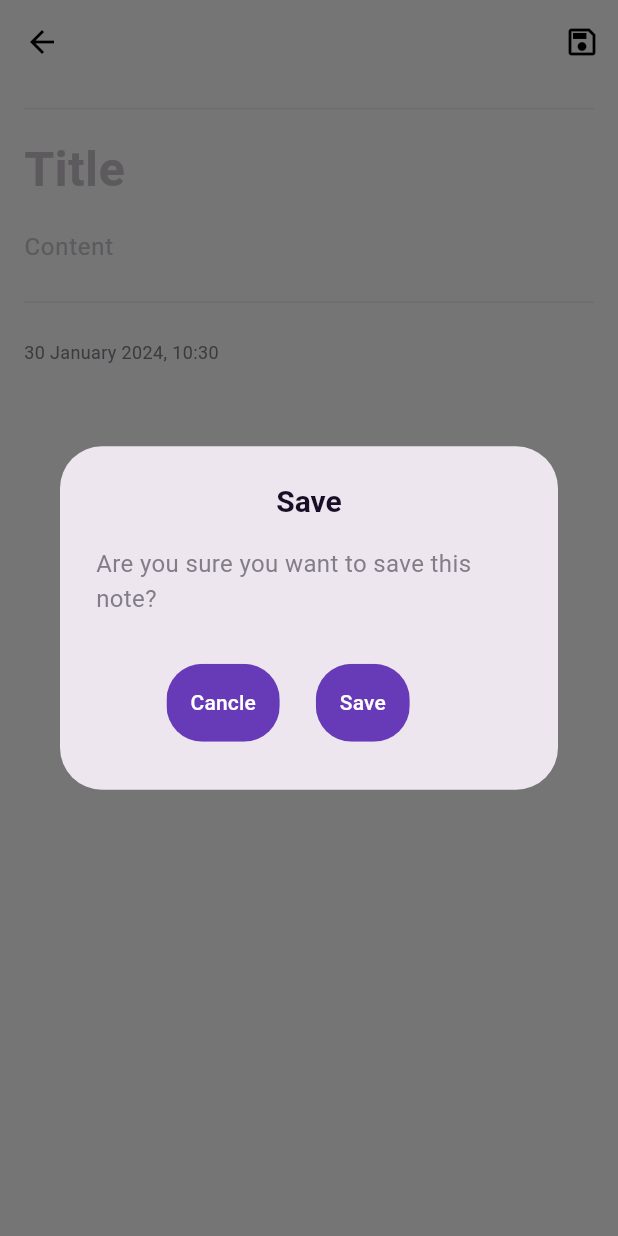
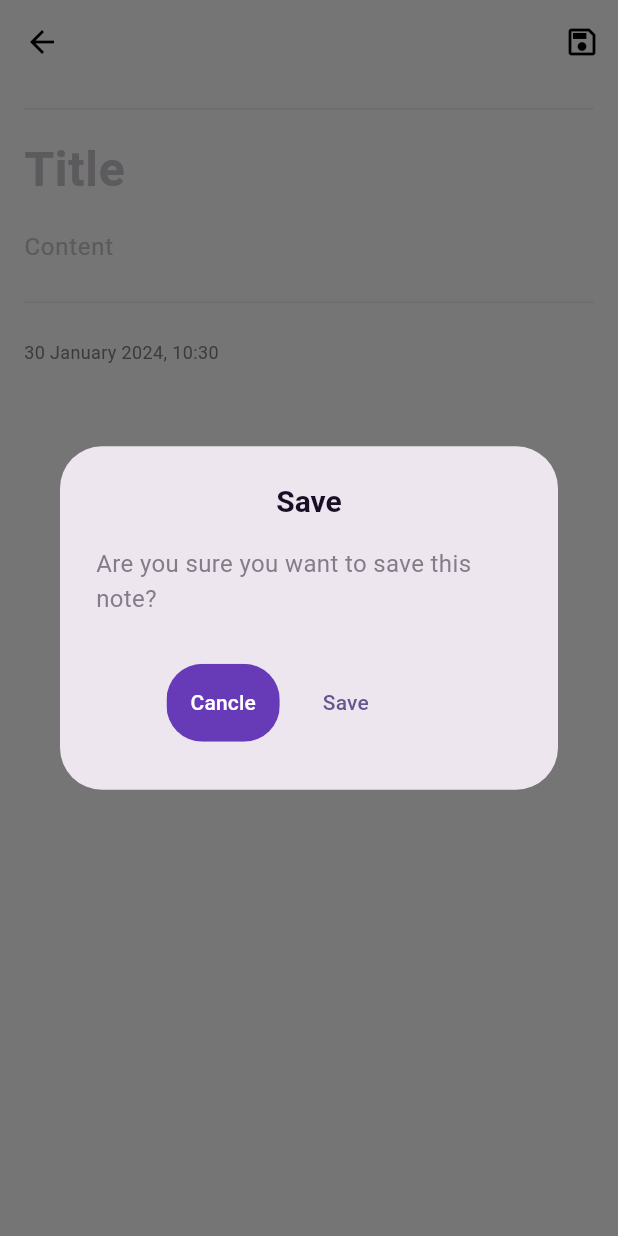
Before and after one commit to Marshandafitririyani/notes_flutter, a Flutter app: the AddScreen screen opened directly, after a tap on the "save" icon, on a phone screen of 412 x 824 dp. Run offline on Flutter 3.47's test engine with Material 3 defaults, Android fonts, the phone set to English and light mode, and no system bars; our stand-ins replace floor, get, sqflite; accounts and stored records are empty; generated files the repository leaves out were written again.

Commit message:
addScreenViewModel

```diff
--- a/lib/core/data/local/floor/note/note.dart
+++ b/lib/core/data/local/floor/note/note.dart
@@ -10,7 +10,7 @@ class Note {
   String content;
   String date;
 
-  Note(this.photo, this.title, this.content, this.date);
+  Note(this.id, this.photo, this.title, this.content, this.date);
 
   String dateTimeFormated() {
     // DateTime.fromMillisecondsSinceEpoch(0)
--- a/lib/core/di/app_module.dart
+++ b/lib/core/di/app_module.dart
@@ -10,15 +10,14 @@ class AppModule {
     Get.lazyPut(() => Get.find<AppDatabase>().noteDao);
     //lazyput dibuat ketika dipanggil (getfind)
 
-
-
     final noteSample = Note(
+        9,
         'images/img_logo_home.png',
         'Create First Android App',
         'Create a mobile app UI Kit that provide a basic notes functionality but with some improvement.',
         '2024-01-14 12:23:08');
 
-    Get.put(()=> noteSample);
+    Get.put(() => noteSample);
     // put dibuat disini sudah ada
   }
 }
--- a/lib/ui/add/add_screen.dart
+++ b/lib/ui/add/add_screen.dart
@@ -1,8 +1,11 @@
 import 'package:flutter/material.dart';
+import 'package:get/get.dart';
+import 'package:get/get_core/src/get_main.dart';
 import 'package:intl/intl.dart';
 
 import '../../core/data/local/floor/note/note.dart';
 import '../../core/utils/const.dart';
+import 'add_view_model.dart';
 
 class AddScreen extends StatefulWidget {
   const AddScreen({super.key, required this.action, this.note});
@@ -17,6 +20,9 @@ class AddScreen extends StatefulWidget {
 
 class _AddScreenState extends State<AddScreen> {
 
+  final AddViewModel viewModel = Get.put(AddViewModel());
+
+
   late String _action;
   late IconData _iconAction;
 
@@ -24,6 +30,8 @@ class _AddScreenState extends State<AddScreen> {
   final DateFormat _dateFormatterRaw = DateFormat("yyyy-MM-dd HH:mm:ss");
   final DateFormat _dateFormat = DateFormat('d MMMM yyyy, HH:mm');
 
+  late TextEditingController _titleController;
+  late TextEditingController _contentController;
 
   @override
   void initState() {
@@ -38,8 +46,21 @@ class _AddScreenState extends State<AddScreen> {
     if(_action == Constant.DETAIL || _action == Constant.EDIT){
       _dateNow = _dateFormatterRaw.parse(widget.note?.date ?? '');
     }
+
+    _titleController = TextEditingController(text: widget.note?.title);
+    _contentController = TextEditingController(text: widget.note?.content);
     super.initState();
   }
+
+
+  @override
+  void dispose(){
+    _titleController.dispose();
+    _contentController.dispose();
+    super.dispose();
+  }
+
+
 
 
 
@@ -102,18 +123,14 @@ class _AddScreenState extends State<AddScreen> {
                             Container(
                               child: TextButton(
                                   onPressed: () {
+                                    String inputTitle = _titleController.text;
+                                    String inputContent = _contentController.text;
+                                    Note note = Note(widget.note?.id,'', inputTitle, inputContent, _dateFormatterRaw.format(DateTime.now()));
+                                    viewModel.addNote(note);
+                                    Navigator.pop(context);
                                     Navigator.pop(context);
                                   },
-                                  child: ClipRRect(
-                                    borderRadius: BorderRadius.circular(24),
-                                    child: Container(
-                                        color: Colors.deepPurple,
-                                        padding: EdgeInsets.all(16),
-                                        child: Text(
-                                          'Save',
-                                          style: TextStyle(color: Colors.white),
-                                        )),
-                                  )),
+                                  child: Text('Save')),
                             ),
                           ],
                         ),
@@ -149,6 +166,8 @@ class _AddScreenState extends State<AddScreen> {
                       ),
                       TextButton(
                           onPressed: () {
+                            viewModel.deleteNote(widget.note?.id);
+                            Navigator.pop(context);
                             Navigator.pop(context);
                             ScaffoldMessenger.of(context)
                                 .showSnackBar(snackBarDelete);
@@ -160,115 +179,6 @@ class _AddScreenState extends State<AddScreen> {
               );
             }, icon: Icon(Icons.delete_outline))
           ]
-
-
-
-      /*    if (widget.action == 'add') ...
-          [
-            Padding(
-              padding: const EdgeInsets.all(16.0),
-              child: GestureDetector(
-                onTap: () {
-                  AlertDialog alert = AlertDialog(
-                    title: Text("Save",
-                        style: TextStyle(
-                          fontWeight: FontWeight.w700,
-                          color: Color(0xFF180E25),
-                          fontSize: 20,
-                        ),
-                        textAlign: TextAlign.center),
-                    content: Text(
-                      "Are you sure you want to save this note?",
-                      style: TextStyle(
-                          color: Color(0xFF827D89),
-                          fontSize: 16,
-                          fontWeight: FontWeight.w400),
-                    ),
-                    actions: [
-                      Container(
-                        margin: EdgeInsets.only(left: 35),
-                        child: Row(
-                          children: [
-                            TextButton(
-                                onPressed: () {
-                                  Navigator.pop(context);
-                                  ScaffoldMessenger.of(context)
-                                      .showSnackBar(snackBar);
-                                },
-                                child: ClipRRect(
-                                  borderRadius: BorderRadius.circular(24),
-                                  child: Container(
-                                      color: Colors.deepPurple,
-                                      padding: EdgeInsets.all(16),
-                                      child: Text(
-                                        'Cancle',
-                                        style: TextStyle(color: Colors.white),
-                                      )),
-                                )),
-                            Container(
-                              child: TextButton(
-                                  onPressed: () {
-                                    Navigator.pop(context);
-                                  },
-                                  child: ClipRRect(
-                                    borderRadius: BorderRadius.circular(24),
-                                    child: Container(
-                                        color: Colors.deepPurple,
-                                        padding: EdgeInsets.all(16),
-                                        child: Text(
-                                          'Save',
-                                          style: TextStyle(color: Colors.white),
-                                        )),
-                                  )),
-                            ),
-                          ],
-                        ),
-                      )
-                    ],
-                  );
-
-                  // show the dialog
-                  showDialog(
-                    context: context,
-                    builder: (BuildContext context) {
-                      return alert;
-                    },
-                  );
-                },
-                child: Icon(
-                  Icons.check_circle_outline,
-                  color: Colors.deepPurple,
-                ),
-              ),
-            ),
-          ] else if (widget.action == 'detail') ...
-          [
-            Padding(
-              padding: const EdgeInsets.all(16.0),
-              child: Container(
-                child: GestureDetector(
-                  onTap: () {
-                    Navigator.push(context,
-                        MaterialPageRoute(builder: (context) {
-                      return AddScreen(action: 'edit', note: widget.note);
-                    }));
-                  },
-                  child: Icon(
-                    Icons.edit,
-                    color: Colors.deepPurple,
-                  ),
-                ),
-              ),
-            )
-          ] else if (widget.action == 'edit') ...[*/
-            /*Container(
-              padding: EdgeInsets.all(16.0),
-              child: Icon(
-                Icons.save,
-                color: Colors.deepPurple,
-              ),
-            )
-          ]*/
         ],
       ),
       body: SafeArea(
@@ -291,7 +201,9 @@ class _AddScreenState extends State<AddScreen> {
                     keyboardType: TextInputType.multiline,
                     maxLines: null,
                     readOnly: _action == Constant.DETAIL,
-                    initialValue: widget.note?.title ?? '',
+                    textCapitalization: TextCapitalization.words,
+                    // initialValue: widget.note?.title ?? '',
+                    controller: _titleController,
                     decoration: new InputDecoration.collapsed(
                         hintStyle: TextStyle(
                             fontSize: 32,
@@ -307,7 +219,8 @@ class _AddScreenState extends State<AddScreen> {
                     margin: EdgeInsets.only(top: 16),
                     child: TextFormField(
                       readOnly: _action == Constant.DETAIL,
-                      initialValue: widget.note?.content ?? '',
+                      // initialValue: widget.note?.content ?? '',
+                      controller: _contentController,
                       keyboardType: TextInputType.multiline,
                       maxLines: null,
                       decoration: new InputDecoration.collapsed(
--- a/lib/ui/home/home_screen.dart
+++ b/lib/ui/home/home_screen.dart
@@ -18,19 +18,20 @@ class HomeScreen extends StatefulWidget {
 
 class _HomeScreenState extends State<HomeScreen> {
 
-  final List<Note> notes = [
-    Note('images/img_logo_home.png',
+
+/*  final List<Note> notes = [
+    Note(1,'images/img_logo_home.png',
         'Create First Android App', 'Create a mobile app UI Kit that provide a basic notes functionality but with some improvement There will be a choice to select what kind of notes that user needed, so the experience while taking notes can be unique based on the needs. Create a mobile app UI Kit that provide a basic notes functionality but with some improvement', '2024-01-14 12:23:08'),
-    Note('images/img_logo_home.png', 'Create First Android App', 'Create a mobile app UI Kit that provide a basic notes functionality but with some improvement.', '2024-01-14 12:23:08'),
-    Note('images/img_logo_home.png', 'Create First Android App', 'Create a mobile app UI Kit that provide a basic notes functionality but with some improvement.', '2024-01-14 12:23:08'),
-    Note('images/img_logo_home.png', 'Create First Android App', 'Create a mobile app UI Kit that provide a basic notes functionality but with some improvement There will be a choice to select what kind of notes that user needed, so the experience while taking notes can be unique based on the needs.', '2024-01-14 12:23:08'),
-    Note('images/img_logo_home.png', 'Create First Android App', 'Create a mobile app UI Kit that provide a basic notes functionality but with some improvement.', '2024-01-14 12:23:08'),
-    Note('images/img_logo_home.png', 'Create First Android App', 'Create a mobile app UI Kit that provide a basic notes functionality but with some improvement.', '2024-01-14 12:23:08'),
-    Note('images/img_logo_home.png', 'Create First Android App', 'Create a mobile app UI Kit that provide a basic notes functionality but with some improvement There will be a choice to select what kind of notes that user needed, so the experience while taking notes can be unique based on the needs.', '2024-01-14 12:23:08'),
-    Note('images/img_logo_home.png', 'Create First Android App', 'Create a mobile app UI Kit that provide a basic notes functionality but with some improvement There will be a choice to select what kind of notes that user needed, so the experience while taking notes can be unique based on the needs.', '2024-01-14 12:23:08'),
+    Note(2,'images/img_logo_home.png', 'Create First Android App', 'Create a mobile app UI Kit that provide a basic notes functionality but with some improvement.', '2024-01-14 12:23:08'),
+    Note(3,'images/img_logo_home.png', 'Create First Android App', 'Create a mobile app UI Kit that provide a basic notes functionality but with some improvement.', '2024-01-14 12:23:08'),
+    Note(4,'images/img_logo_home.png', 'Create First Android App', 'Create a mobile app UI Kit that provide a basic notes functionality but with some improvement There will be a choice to select what kind of notes that user needed, so the experience while taking notes can be unique based on the needs.', '2024-01-14 12:23:08'),
+    Note(5,'images/img_logo_home.png', 'Create First Android App', 'Create a mobile app UI Kit that provide a basic notes functionality but with some improvement.', '2024-01-14 12:23:08'),
+    Note(6,'images/img_logo_home.png', 'Create First Android App', 'Create a mobile app UI Kit that provide a basic notes functionality but with some improvement.', '2024-01-14 12:23:08'),
+    Note(7,'images/img_logo_home.png', 'Create First Android App', 'Create a mobile app UI Kit that provide a basic notes functionality but with some improvement There will be a choice to select what kind of notes that user needed, so the experience while taking notes can be unique based on the needs.', '2024-01-14 12:23:08'),
+    Note(8,'images/img_logo_home.png', 'Create First Android App', 'Create a mobile app UI Kit that provide a basic notes functionality but with some improvement There will be a choice to select what kind of notes that user needed, so the experience while taking notes can be unique based on the needs.', '2024-01-14 12:23:08'),
 
 
-  ];
+  ];*/
 
   final HomeViewModel viewModel = Get.put(HomeViewModel());
 
@@ -70,7 +71,7 @@ class _HomeScreenState extends State<HomeScreen> {
               ),
             ),
 
-            notesDetail(notes)
+            // notesDetail(notes)
           ],
         ),
       ),
```
